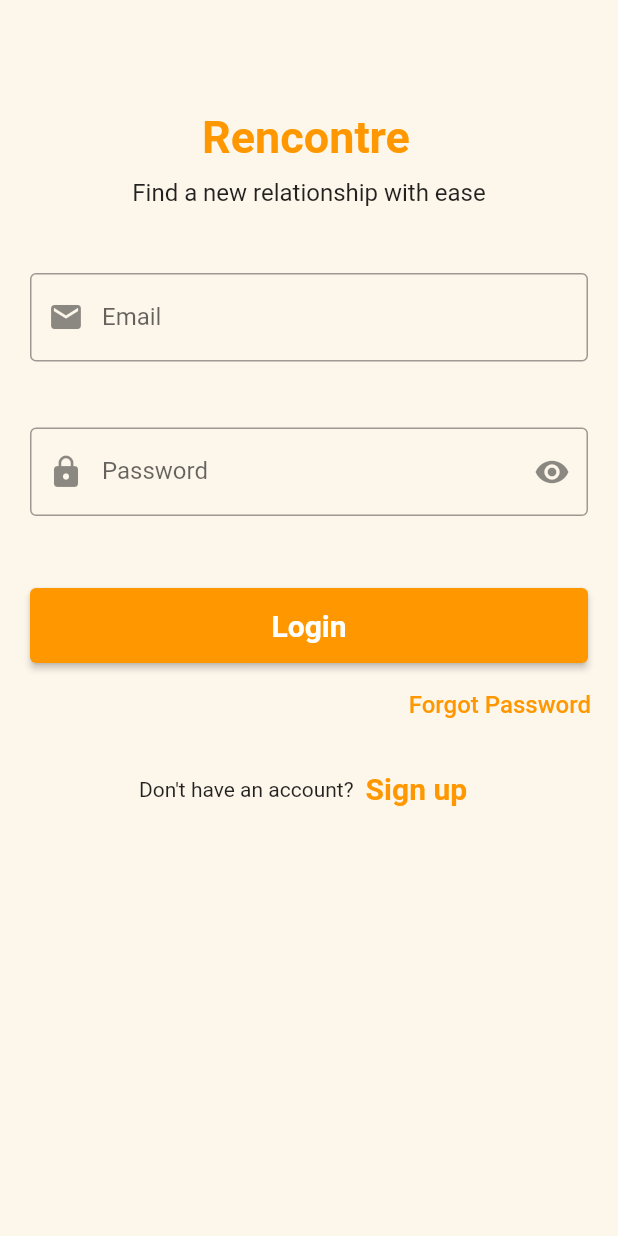
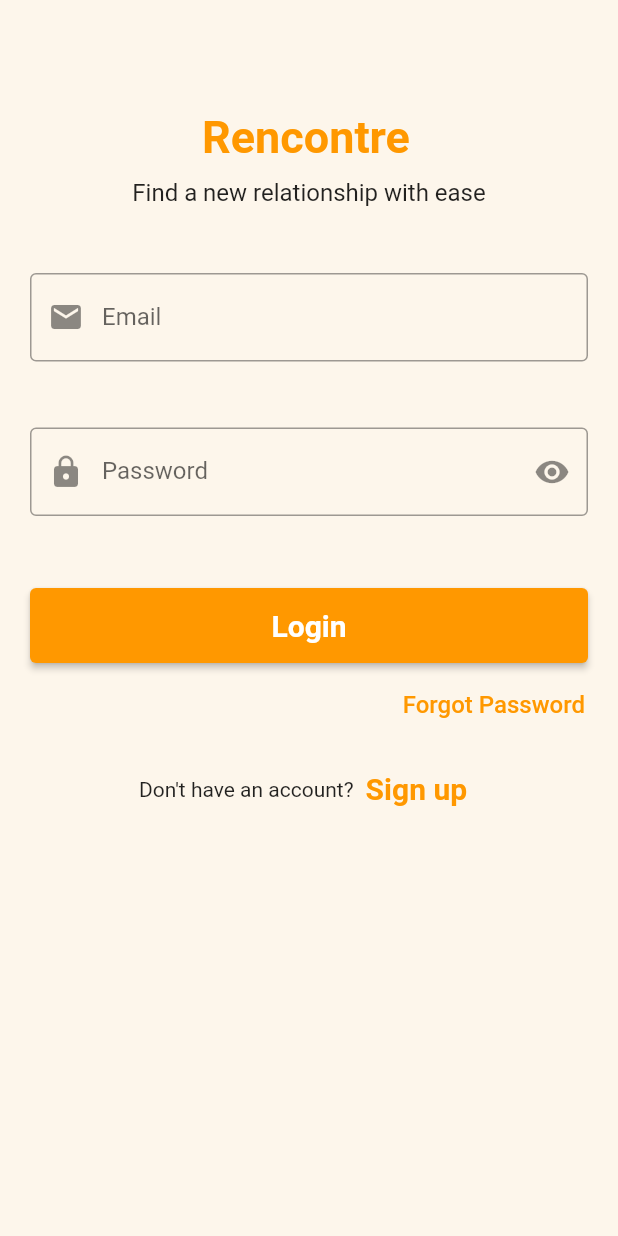
Before and after one commit to PhatDinh/Recontre-App, a Flutter app: the screen it shows after launch, on a phone screen of 412 x 824 dp. Run offline on Flutter 3.47's test engine with Material 2 defaults, Android fonts, the phone set to English and light mode, and no system bars; our stand-ins replace carousel_slider, dotted_border, get, google_fonts.

Commit message:
Minor login layout change

```diff
--- a/lib/screens/login_screen.dart
+++ b/lib/screens/login_screen.dart
@@ -83,7 +83,7 @@ class _LoginScreenState extends State<LoginScreen> {
                       ),
                     )),
                 Container(
-                  margin: const EdgeInsets.fromLTRB(0, 0, 0, 8),
+                  margin: const EdgeInsets.fromLTRB(0, 0, 4, 8),
                   alignment: Alignment.centerRight,
                   child: TextButton(
                     onPressed: () {},
```
